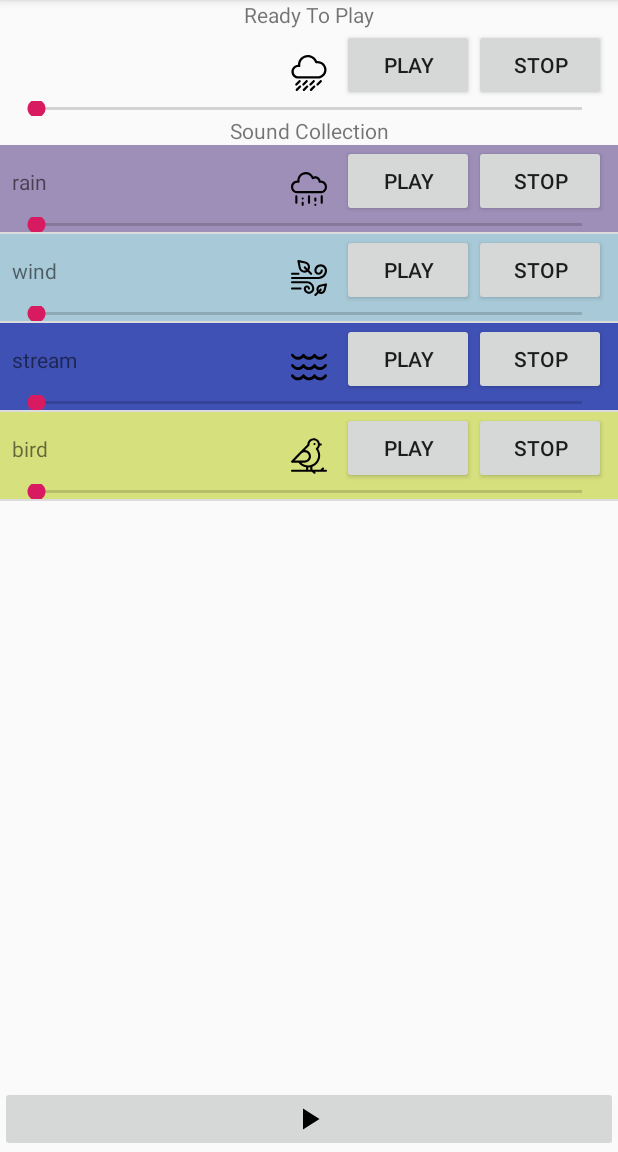
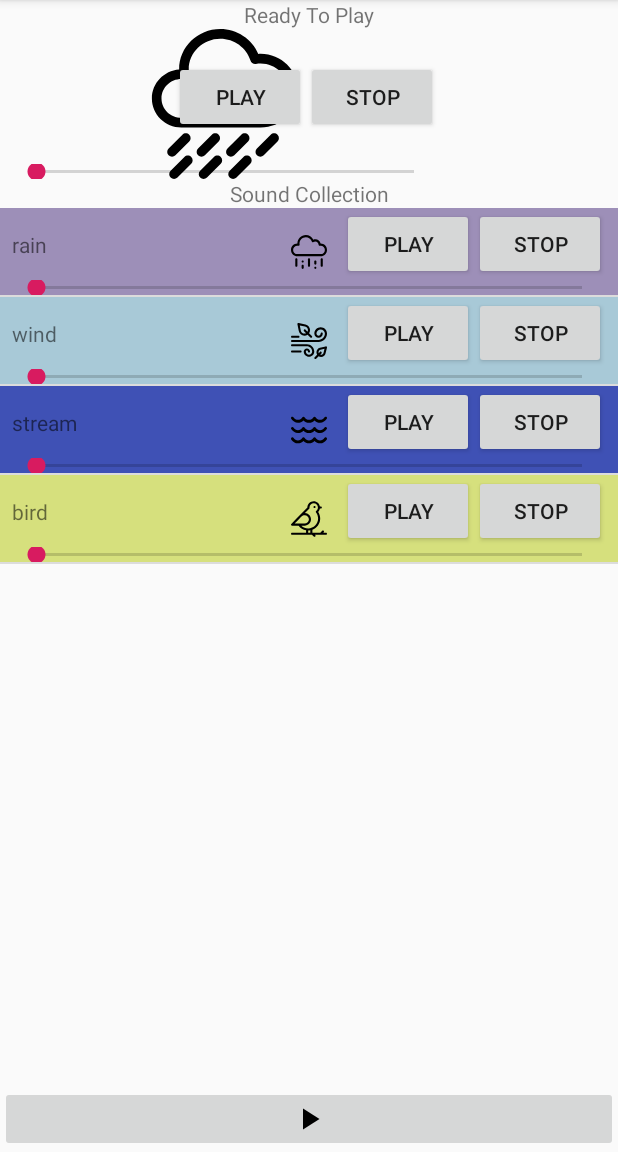
Before and after one commit to voddan/DreamyClouds, an Android app: the screen it shows after launch (MainScreenActivity), on a phone screen of 412 x 824 dp, the part 84-1236 px from its top. Run offline under Robolectric (Android 15) with nearby library versions, the phone set to English and light mode, and no system bars; libraries missing offline, so code that uses them is left out: com.google.android.exoplayer2; 8 statements that could not run were skipped.

Commit message:
Modified icon in player_controls_view to resize with the view; Made firstPlayer size arbitrary to test the layout

```diff
--- a/app/src/main/res/layout/activity_main.xml
+++ b/app/src/main/res/layout/activity_main.xml
@@ -17,8 +17,9 @@
         android:id="@+id/statusText"/>
 
     <org.vodopyan.rainbowl.ui.PlayerControlsView
-        android:layout_width="match_parent"
-        android:layout_height="wrap_content"
+        android:layout_width="300dp"
+        android:layout_height="100dp"
+        app:layout_constraintLeft_toLeftOf="parent"
         app:layout_constraintTop_toBottomOf="@id/statusText"
         android:id="@+id/firstPlayer"/>
 
--- a/app/src/main/res/layout/player_controls_view.xml
+++ b/app/src/main/res/layout/player_controls_view.xml
@@ -4,11 +4,11 @@
     xmlns:app="http://schemas.android.com/apk/res-auto"
     xmlns:tools="http://schemas.android.com/tools"
     android:layout_width="match_parent"
-    android:layout_height="wrap_content">
+    android:layout_height="match_parent">
 
     <ImageView
-        android:layout_width="wrap_content"
-        android:layout_height="wrap_content"
+        android:layout_width="match_parent"
+        android:layout_height="match_parent"
         android:src="@drawable/rain_wind"
         app:layout_constraintTop_toTopOf="parent"
         app:layout_constraintBottom_toBottomOf="parent"
```
